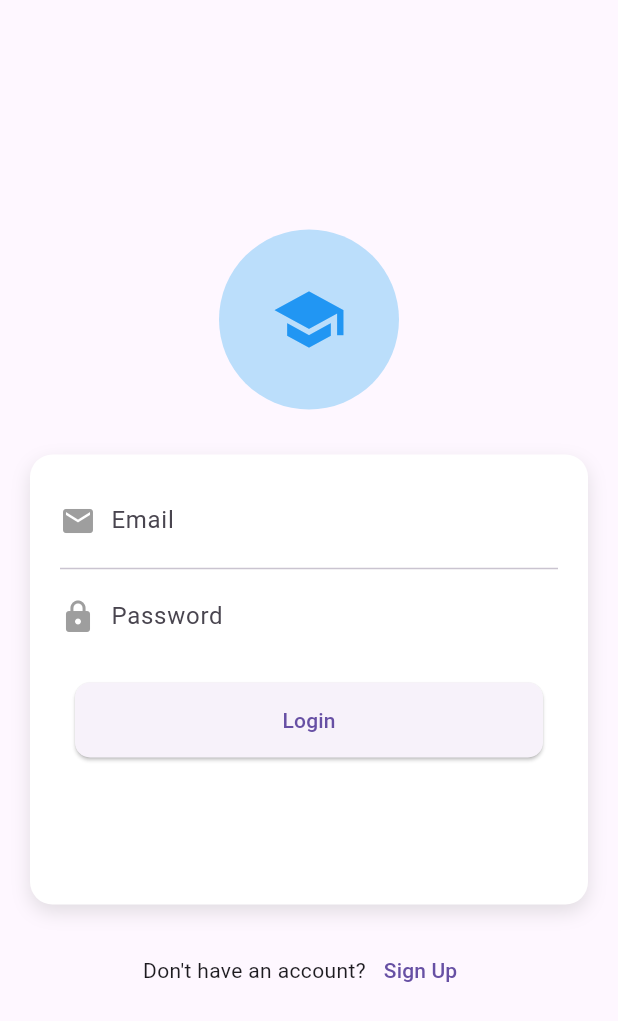
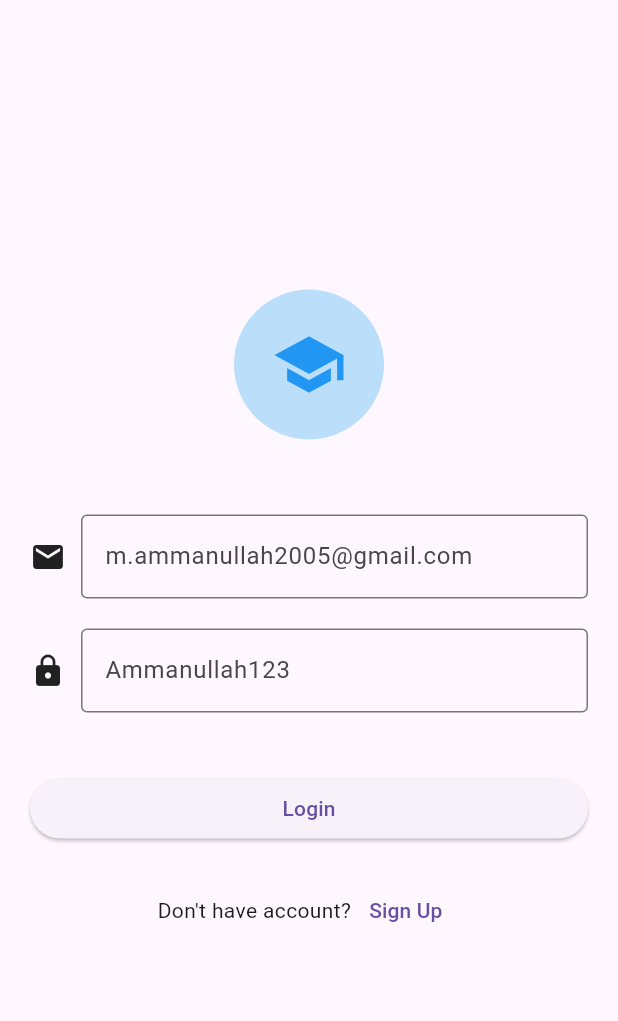
Before and after one commit to MuhammadAmmanullah/Mobile-App-Development, a Flutter app: the screen it shows after launch, on a phone screen of 412 x 824 dp. Shown: the top 1021 px of the screen. Run offline on Flutter 3.47's test engine with Material 3 defaults, Android fonts, the phone set to English and light mode, and no system bars.

Commit message:
project  update

```diff
--- /dev/null
+++ b/mid_project/lib/login_page.dart
@@ -0,0 +1,141 @@
+import 'package:flutter/material.dart';
+import 'signup_page.dart';
+import 'students_page.dart';
+
+class LoginPage extends StatefulWidget {
+  const LoginPage({Key? key}) : super(key: key);
+
+  @override
+  State<LoginPage> createState() => _LoginPageState();
+}
+
+class _LoginPageState extends State<LoginPage> {
+  final TextEditingController _emailController = TextEditingController();
+  final TextEditingController _passwordController = TextEditingController();
+  bool _isLoading = false;
+
+  void _login() {
+    // ✅ STATIC EMAIL AND PASSWORD CHECK
+    if (_emailController.text == "m.ammanullah2005@gmail.com" &&
+        _passwordController.text == "Ammanullah123") {
+      setState(() {
+        _isLoading = true;
+      });
+
+      // ✅ LOADING ANIMATION KE LIYE DELAY
+      Future.delayed(Duration(seconds: 2), () {
+        setState(() {
+          _isLoading = false;
+        });
+        // ✅ SUCCESSFUL LOGIN - STUDENTS PAGE PE JAYEGA
+        Navigator.pushReplacement(
+          context,
+          MaterialPageRoute(builder: (context) => StudentsPage()),
+        );
+      });
+    } else {
+      // ✅ WRONG CREDENTIALS ERROR
+      ScaffoldMessenger.of(context).showSnackBar(
+        SnackBar(
+          content: Text('Invalid email or password'),
+          backgroundColor: Colors.red,
+        ),
+      );
+    }
+  }
+
+  @override
+  Widget build(BuildContext context) {
+    return Scaffold(
+      body: Center(
+        child: Column(
+          mainAxisAlignment: MainAxisAlignment.center,
+          children: [
+            // ✅ CIRCLEAVATAR: App logo
+            CircleAvatar(
+              radius: 50,
+              backgroundColor: Colors.blue[100],
+              child: Icon(Icons.school, size: 50, color: Colors.blue),
+            ),
+
+            SizedBox(height: 30),
+
+            // ✅ PADDING: Form container
+            Padding(
+              padding: EdgeInsets.all(20.0),
+              child: Column(
+                children: [
+                  // ✅ ROW: Email input field
+                  Row(
+                    children: [
+                      Icon(Icons.email),
+                      SizedBox(width: 10),
+                      Expanded(
+                        child: TextField(
+                          controller: _emailController,
+                          decoration: InputDecoration(
+                            hintText: 'm.ammanullah2005@gmail.com',
+                            border: OutlineInputBorder(),
+                          ),
+                        ),
+                      ),
+                    ],
+                  ),
+
+                  SizedBox(height: 20),
+
+                  // ✅ ROW: Password input field
+                  Row(
+                    children: [
+                      Icon(Icons.lock),
+                      SizedBox(width: 10),
+                      Expanded(
+                        child: TextField(
+                          controller: _passwordController,
+                          obscureText: true,
+                          decoration: InputDecoration(
+                            hintText: 'Ammanullah123',
+                            border: OutlineInputBorder(),
+                          ),
+                        ),
+                      ),
+                    ],
+                  ),
+                ],
+              ),
+            ),
+
+            // ✅ CONTAINER with MARGIN: Login button
+            Container(
+              margin: EdgeInsets.all(20),
+              width: double.infinity,
+              child: ElevatedButton(
+                onPressed: _isLoading ? null : _login,
+                child: _isLoading
+                    ? CircularProgressIndicator(color: Colors.white)
+                    : Text('Login'),
+              ),
+            ),
+
+            // ✅ ROW: Signup link
+            Row(
+              mainAxisAlignment: MainAxisAlignment.center,
+              children: [
+                Text("Don't have account?"),
+                TextButton(
+                  onPressed: () {
+                    Navigator.push(
+                      context,
+                      MaterialPageRoute(builder: (context) => SignupPage()),
+                    );
+                  },
+                  child: Text('Sign Up'),
+                ),
+              ],
+            ),
+          ],
+        ),
+      ),
+    );
+  }
+}
--- a/mid_project/lib/main.dart
+++ b/mid_project/lib/main.dart
@@ -1,5 +1,5 @@
 import 'package:flutter/material.dart';
-import 'screens/login_screen.dart';
+import 'login_page.dart';
 
 void main() {
   runApp(const MyApp());
@@ -10,11 +10,6 @@ class MyApp extends StatelessWidget {
 
   @override
   Widget build(BuildContext context) {
-    return MaterialApp(
-      title: 'Student Management',
-      theme: ThemeData(primarySwatch: Colors.blue),
-      home: const LoginScreen(),
-      debugShowCheckedModeBanner: false,
-    );
+    return MaterialApp(home: LoginPage(), debugShowCheckedModeBanner: false);
   }
 }
--- a/mid_project/lib/screens/login_screen.dart
+++ /dev/null
@@ -1,154 +0,0 @@
-import 'package:flutter/material.dart';
-import 'signup_screen.dart';
-
-class LoginScreen extends StatefulWidget {
-  const LoginScreen({Key? key}) : super(key: key);
-
-  @override
-  State<LoginScreen> createState() => _LoginScreenState();
-}
-
-class _LoginScreenState extends State<LoginScreen> {
-  final _emailController = TextEditingController();
-  final _passwordController = TextEditingController();
-  bool _isLoading = false;
-  double _containerHeight = 300.0;
-
-  void _login() async {
-    setState(() {
-      _isLoading = true;
-      _containerHeight = 350.0;
-    });
-
-    await Future.delayed(const Duration(seconds: 2));
-
-    setState(() {
-      _isLoading = false;
-    });
-  }
-
-  @override
-  Widget build(BuildContext context) {
-    return Scaffold(
-      body: SafeArea(
-        child: Center(
-          child: SingleChildScrollView(
-            padding: const EdgeInsets.all(20.0),
-            child: Column(
-              children: [
-                CircleAvatar(
-                  radius: 60,
-                  backgroundColor: Colors.blue[100],
-                  child: Icon(Icons.school, size: 50, color: Colors.blue),
-                ),
-
-                const SizedBox(height: 30),
-
-                AnimatedContainer(
-                  duration: const Duration(seconds: 1),
-                  height: _containerHeight,
-                  padding: const EdgeInsets.all(20),
-                  decoration: BoxDecoration(
-                    color: Colors.white,
-                    borderRadius: BorderRadius.circular(15),
-                    boxShadow: [
-                      BoxShadow(
-                        color: Colors.grey.withOpacity(0.3),
-                        blurRadius: 10,
-                        offset: const Offset(0, 5),
-                      ),
-                    ],
-                  ),
-                  child: Column(
-                    children: [
-                      Row(
-                        children: [
-                          const Icon(Icons.email, color: Colors.grey),
-                          const SizedBox(width: 10),
-                          Expanded(
-                            child: TextField(
-                              controller: _emailController,
-                              decoration: const InputDecoration(
-                                hintText: 'Email',
-                                border: InputBorder.none,
-                              ),
-                            ),
-                          ),
-                        ],
-                      ),
-
-                      const Divider(),
-
-                      Row(
-                        children: [
-                          const Icon(Icons.lock, color: Colors.grey),
-                          const SizedBox(width: 10),
-                          Expanded(
-                            child: TextField(
-                              controller: _passwordController,
-                              obscureText: true,
-                              decoration: const InputDecoration(
-                                hintText: 'Password',
-                                border: InputBorder.none,
-                              ),
-                            ),
-                          ),
-                        ],
-                      ),
-
-                      const SizedBox(height: 20),
-
-                      Container(
-                        width: double.infinity,
-                        margin: const EdgeInsets.symmetric(horizontal: 10),
-                        child: ElevatedButton(
-                          onPressed: _login,
-                          style: ElevatedButton.styleFrom(
-                            padding: const EdgeInsets.all(15),
-                            shape: RoundedRectangleBorder(
-                              borderRadius: BorderRadius.circular(10),
-                            ),
-                          ),
-                          child: _isLoading
-                              ? const SizedBox(
-                                  height: 20,
-                                  width: 20,
-                                  child: CircularProgressIndicator(
-                                    color: Colors.white,
-                                    strokeWidth: 2,
-                                  ),
-                                )
-                              : const Text('Login'),
-                        ),
-                      ),
-                    ],
-                  ),
-                ),
-
-                const SizedBox(height: 20),
-
-                Row(
-                  mainAxisAlignment: MainAxisAlignment.center,
-                  children: [
-                    const Text("Don't have an account?"),
-                    TextButton(
-                      onPressed: () {
-                        Navigator.push(
-                          context,
-                          MaterialPageRoute(
-                            builder: (context) => const SignupScreen(),
-                          ),
-                        );
-                      },
-                      child: const Text('Sign Up'),
-                    ),
-                  ],
-                ),
-              ],
-            ),
-          ),
-        ),
-      ),
-    );
-  }
-}
```
Also changed, not shown: mid_project/lib/screens/signup_screen.dart (deleted, +0 -133 lines), mid_project/lib/signup_page.dart (added, +131 -0 lines), mid_project/lib/students_page.dart (added, +92 -0 lines).
